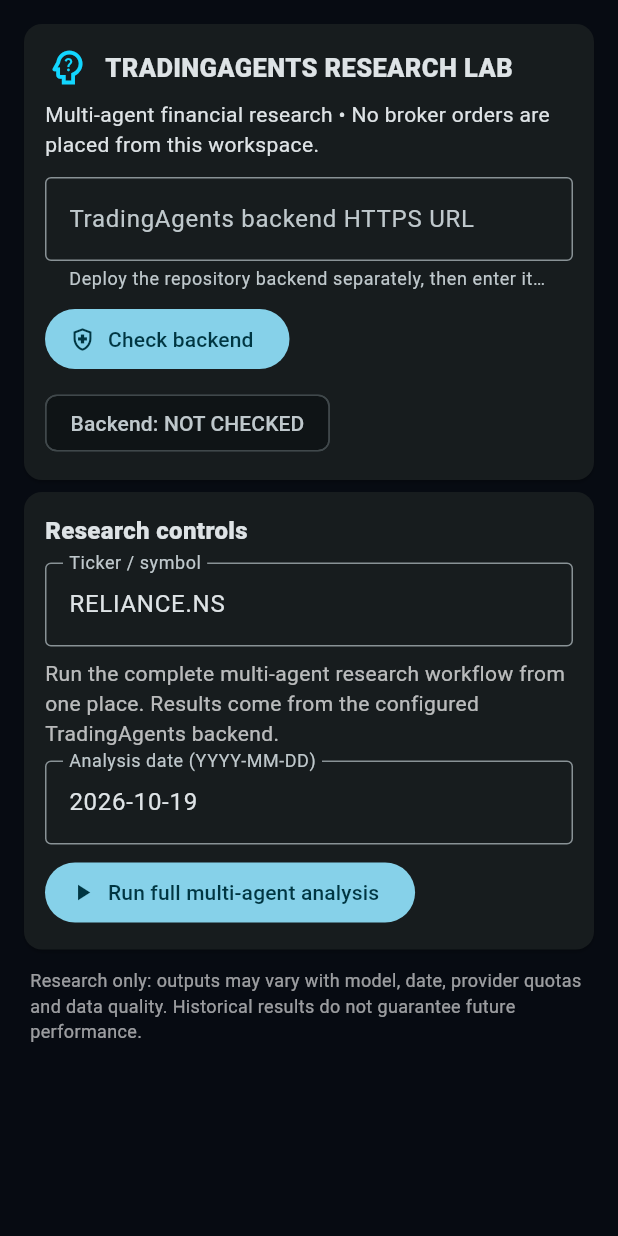
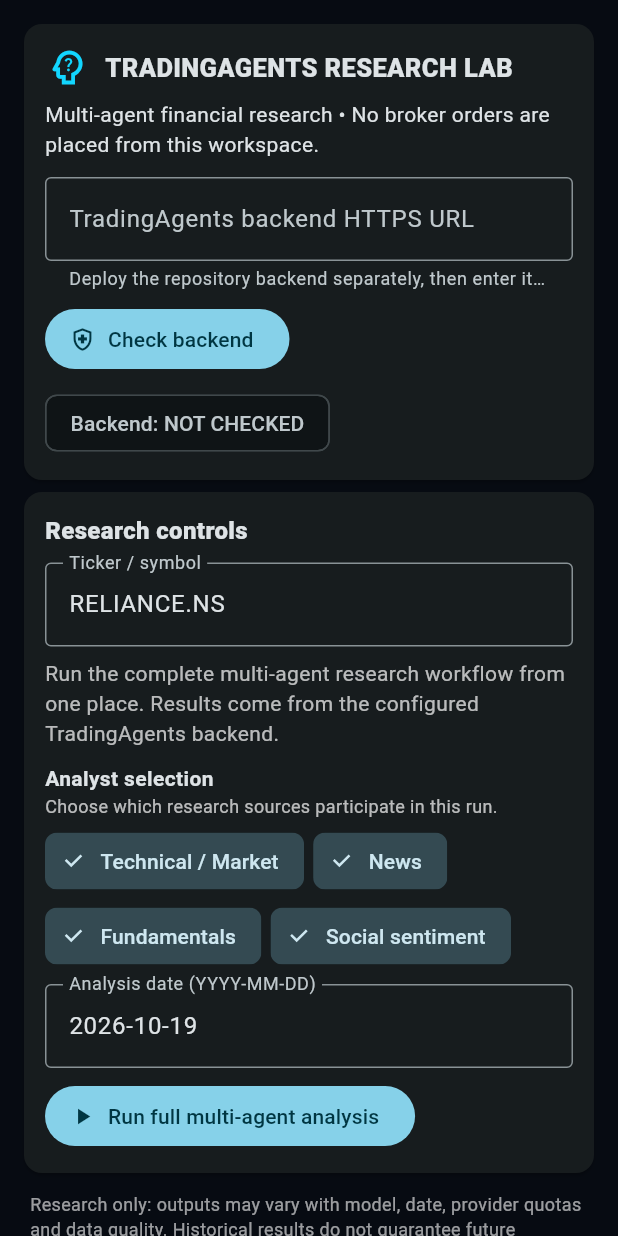
Before and after one commit to sparmar3786-pixel/GitHub-Ai, a Flutter app: the TradingAgentsResearchPage widget shown alone on an empty page, opened directly, on a phone screen of 412 x 824 dp. Run offline on Flutter 3.47's test engine with Material 3 defaults, Android fonts, the phone set to English and light mode, and no system bars; our stand-ins replace flutter_secure_storage, shared_preferences; accounts and stored records are empty; network calls fail.

Commit message:
Add analyst selection controls to research UI

```diff
--- a/mobile/lib/tradingagents_research_page.dart
+++ b/mobile/lib/tradingagents_research_page.dart
@@ -33,6 +33,7 @@ class _TradingAgentsResearchPageState extends State<TradingAgentsResearchPage> {
   final _startDate = TextEditingController(text: '2026-01-01');
   final _endDate = TextEditingController(text: DateTime.now().toIso8601String().substring(0, 10));
   late String _module;
+  final Set<String> _selectedAnalysts = {'market', 'news', 'fundamentals', 'social'};
   bool _busy = false;
   Map<String, dynamic> _health = const {};
   String? _error;
@@ -143,7 +144,16 @@ class _TradingAgentsResearchPageState extends State<TradingAgentsResearchPage> {
   Future<void> _analyze() => _run(() async {
         final ticker = _ticker.text.trim().toUpperCase();
         if (ticker.isEmpty) throw const FormatException('Enter a ticker, for example RELIANCE.NS.');
-        final result = await _post('/v1/analyze', {'ticker': ticker, 'date': _date.text.trim()});
+        if (_selectedAnalysts.isEmpty) {
+          throw const FormatException('Select at least one analyst before running research.');
+        }
+        final result = await _post('/v1/analyze', {
+          'ticker': ticker,
+          'date': _date.text.trim(),
+          'analysts': ['market', 'news', 'fundamentals', 'social']
+              .where(_selectedAnalysts.contains)
+              .toList(),
+        });
         if (mounted) {
           setState(() {
             _report = (result['report'] ?? result['summary'] ?? 'No report returned.').toString();
@@ -229,6 +239,35 @@ class _TradingAgentsResearchPageState extends State<TradingAgentsResearchPage> {
               const SizedBox(height: 8),
               Text(_researchModules[_module]!, style: const TextStyle(color: Colors.white70)),
               if (_module == 'Overview' || _module == 'Analyst Team' || _module == 'Bull / Bear Debate' || _module == 'Trader Decision' || _module == 'Risk & Portfolio') ...[
+                const SizedBox(height: 10),
+                const Text('Analyst selection', style: TextStyle(fontWeight: FontWeight.w700)),
+                const Text('Choose which research sources participate in this run.', style: TextStyle(color: Colors.white70, fontSize: 12)),
+                const SizedBox(height: 4),
+                Wrap(
+                  spacing: 6,
+                  runSpacing: 2,
+                  children: [
+                    for (final analyst in const {
+                      'market': 'Technical / Market',
+                      'news': 'News',
+                      'fundamentals': 'Fundamentals',
+                      'social': 'Social sentiment',
+                    }.entries)
+                      FilterChip(
+                        label: Text(analyst.value),
+                        selected: _selectedAnalysts.contains(analyst.key),
+                        onSelected: _busy ? null : (selected) {
+                          setState(() {
+                            if (selected) {
+                              _selectedAnalysts.add(analyst.key);
+                            } else {
+                              _selectedAnalysts.remove(analyst.key);
+                            }
+                          });
+                        },
+                      ),
+                  ],
+                ),
                 const SizedBox(height: 8),
                 TextField(controller: _date, decoration: const InputDecoration(labelText: 'Analysis date (YYYY-MM-DD)')),
                 const SizedBox(height: 8),
```
